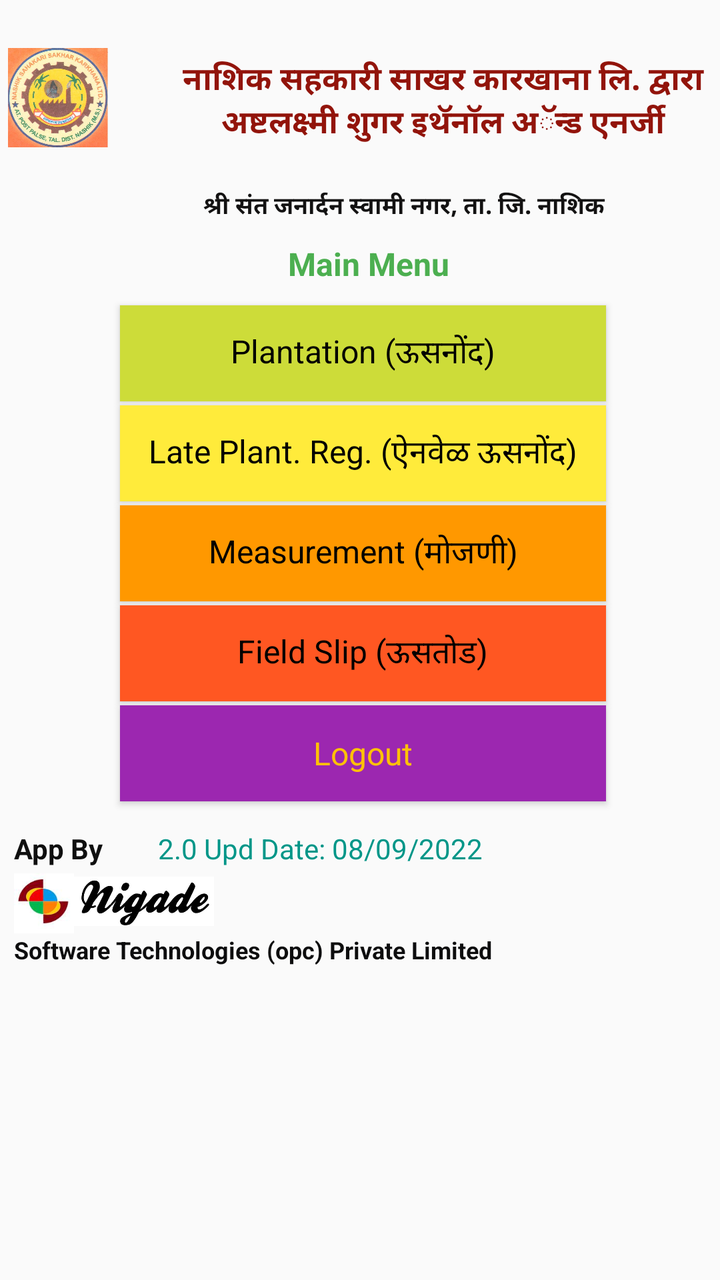
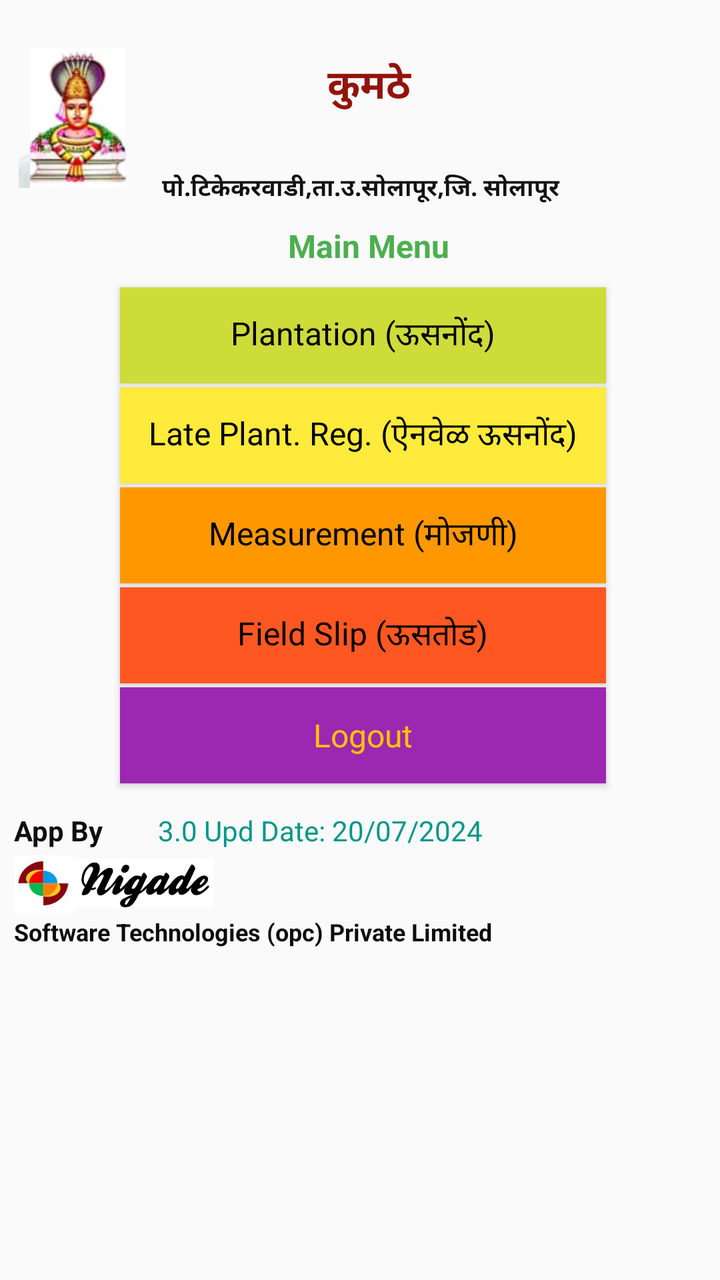

Before-and-after screenshots of an Android layout around one commit, followed by the original layout XML and the change that was made.
<!-- AndroidManifest.xml: application theme AppTheme -->
<!-- res/layout/activity_home.xml -->
<?xml version="1.0" encoding="utf-8"?>
<androidx.constraintlayout.widget.ConstraintLayout xmlns:android="http://schemas.android.com/apk/res/android"
    xmlns:app="http://schemas.android.com/apk/res-auto"
    xmlns:tools="http://schemas.android.com/tools"
    android:layout_width="wrap_content"
    android:layout_height="match_parent"
    tools:context=".home">

    <Button
        android:id="@+id/btnAgriculture2"
        android:layout_width="243dp"
        android:layout_height="48dp"
        android:layout_marginStart="60dp"
        android:layout_marginLeft="60dp"
        android:layout_marginTop="2dp"
        android:background="#FFEB3B"
        android:text="Late Plant. Reg. (ऐनवेळ ऊसनोंद)"
        android:textAppearance="@style/TextAppearance.AppCompat.Display1"
        android:textColor="#000000"
        android:textSize="16sp"
        app:layout_constraintStart_toStartOf="parent"
        app:layout_constraintTop_toBottomOf="@+id/btnAgriculture" />

    <Button
        android:id="@+id/btnLogout"
        android:layout_width="243dp"
        android:layout_height="48dp"
        android:layout_marginStart="60dp"
        android:layout_marginLeft="60dp"
        android:layout_marginTop="2dp"
        android:background="#9C27B0"
        android:text="Logout"
        android:textAppearance="@style/TextAppearance.AppCompat.Display1"
        android:textColor="#FFC107"
        android:textSize="16sp"
        app:layout_constraintStart_toStartOf="parent"
        app:layout_constraintTop_toBottomOf="@+id/btnFieldslip" />

    <Button
        android:id="@+id/btnAgriculture"
        style="@android:style/Widget.Material.Light.Button"
        android:layout_width="243dp"
        android:layout_height="48dp"
        android:layout_marginStart="60dp"
        android:layout_marginLeft="60dp"
        android:layout_marginTop="10dp"
        android:background="#CDDC39"
        android:text="Plantation (ऊसनोंद)"
        android:textAppearance="@style/TextAppearance.AppCompat.Display1"
        android:textColor="#000000"
        android:textSize="16sp"
        app:layout_constraintStart_toStartOf="parent"
        app:layout_constraintTop_toBottomOf="@+id/textView32" />

    <Button
        android:id="@+id/btnFieldslip"
        android:layout_width="243dp"
        android:layout_height="48dp"
        android:layout_marginStart="60dp"
        android:layout_marginLeft="60dp"
        android:layout_marginTop="2dp"
        android:background="#FF5722"
        android:text="Field Slip (ऊसतोड)"
        android:textAppearance="@style/TextAppearance.AppCompat.Display1"
        android:textColor="#000000"
        android:textSize="16sp"
        app:layout_constraintStart_toStartOf="parent"
        app:layout_constraintTop_toBottomOf="@+id/btnMeasurement" />

    <TextView
        android:id="@+id/textView22"
        android:layout_width="221dp"
        android:layout_height="17dp"
        android:layout_marginStart="90dp"
        android:layout_marginLeft="90dp"
        android:layout_marginTop="5dp"
        android:text=" श्री संत जनार्दन स्वामी नगर, ता. जि. नाशिक"
        android:textAlignment="center"
        android:textColor="#131212"
        android:textSize="12sp"
        android:textStyle="bold"
        app:layout_constraintStart_toStartOf="parent"
        app:layout_constraintTop_toBottomOf="@+id/textView13" />

    <ImageView
        android:id="@+id/imageView3"
        android:layout_width="70dp"
        android:layout_height="30dp"
        app:layout_constraintStart_toEndOf="@+id/imageView2"
        app:layout_constraintTop_toBottomOf="@+id/textView21"
        app:srcCompat="@drawable/nigadesoftwaretechnologies_logo" />

    <TextView
        android:id="@+id/textView21"
        android:layout_width="62dp"
        android:layout_height="21dp"
        android:layout_marginStart="7dp"
        android:layout_marginLeft="7dp"
        android:layout_marginTop="14dp"
        android:text="App By "
        android:textAlignment="textStart"
        android:textColor="#0F0F0F"
        android:textSize="14sp"
        android:textStyle="bold"
        app:layout_constraintStart_toStartOf="parent"
        app:layout_constraintTop_toBottomOf="@+id/btnLogout" />

    <TextView
        android:id="@+id/textView20"
        android:layout_width="384dp"
        android:layout_height="23dp"
        android:layout_marginStart="7dp"
        android:text="Software Technologies (opc) Private Limited"
        android:textAlignment="textStart"
        android:textColor="#0D0D0E"
        android:textSize="12sp"
        android:textStyle="bold"
        app:layout_constraintStart_toStartOf="parent"
        app:layout_constraintTop_toBottomOf="@+id/imageView2" />

    <TextView
        android:id="@+id/textView13"
        android:layout_width="319dp"
        android:layout_height="61dp"
        android:layout_marginStart="8dp"
        android:layout_marginTop="28dp"
        android:text="नाशिक सहकारी साखर कारखाना लि. द्वारा अष्टलक्ष्मी शुगर इथॅनॉल अॅन्ड एनर्जी"
        android:textAlignment="center"
        android:textColor="#92140B"
        android:textSize="16sp"
        android:textStyle="bold"
        app:layout_constraintStart_toEndOf="@+id/imageView6"
        app:layout_constraintTop_toTopOf="parent" />

    <Button
        android:id="@+id/btnMeasurement"
        android:layout_width="243dp"
        android:layout_height="48dp"
        android:layout_marginStart="60dp"
        android:layout_marginLeft="60dp"
        android:layout_marginTop="2dp"
        android:background="#FF9800"
        android:text="Measurement (मोजणी)"
        android:textAppearance="@style/TextAppearance.AppCompat.Display1"
        android:textColor="#000000"
        android:textSize="16sp"
        app:layout_constraintStart_toStartOf="parent"
        app:layout_constraintTop_toBottomOf="@+id/btnAgriculture2" />

    <ImageView
        android:id="@+id/imageView2"
        android:layout_width="30dp"
        android:layout_height="30dp"
        android:layout_marginStart="7dp"
        android:layout_marginTop="1dp"
        android:layout_gravity="left"
        android:layout_marginLeft="7dp"
        app:layout_constraintStart_toStartOf="parent"
        app:layout_constraintTop_toBottomOf="@+id/textView21"
        app:srcCompat="@drawable/nigadesoftwaretechnologies_logo_3"/>

    <ImageView
        android:id="@+id/imageView6"
        android:layout_width="50dp"
        android:layout_height="50dp"
        android:layout_marginStart="4dp"
        android:layout_marginTop="24dp"
        android:layout_gravity="left"
        android:layout_marginLeft="7dp"
        app:layout_constraintStart_toStartOf="parent"
        app:layout_constraintTop_toTopOf="parent"
        app:srcCompat="@drawable/kadwalogo"/>

    <TextView
        android:id="@+id/textView31"
        android:layout_width="wrap_content"
        android:layout_height="wrap_content"
        android:layout_marginStart="10dp"
        android:layout_marginLeft="10dp"
        android:layout_marginTop="14dp"
        android:text="2.0 Upd Date: 08/09/2022"
        android:textColor="#009688"
        app:layout_constraintStart_toEndOf="@+id/textView21"
        app:layout_constraintTop_toBottomOf="@+id/btnLogout" />

    <TextView
        android:id="@+id/textView32"
        android:layout_width="wrap_content"
        android:layout_height="wrap_content"
        android:layout_marginStart="144dp"
        android:layout_marginLeft="144dp"
        android:layout_marginTop="10dp"
        android:text="Main Menu"
        android:textColor="#4CAF50"
        android:textSize="16sp"
        android:textStyle="bold"
        app:layout_constraintStart_toStartOf="parent"
        app:layout_constraintTop_toBottomOf="@+id/textView22" />

</androidx.constraintlayout.widget.ConstraintLayout>
<!-- resources referenced by this layout -->
<resources>
  <!-- drawable kadwalogo: jpg bitmap (drawable, 153372 bytes) -->
  <!-- drawable nigadesoftwaretechnologies_logo: jpg bitmap (drawable, 11484 bytes) -->
  <!-- drawable nigadesoftwaretechnologies_logo_3: jpg bitmap (drawable, 2615 bytes) -->
  <style name="AppTheme" parent="Theme.AppCompat.Light.DarkActionBar">
          
          <item name="colorPrimary">@color/colorPrimary</item>
          <item name="colorPrimaryDark">@color/colorPrimaryDark</item>
          <item name="colorAccent">@color/colorAccent</item>
      </style>
  <color name="colorPrimary">#008577</color>
  <color name="colorPrimaryDark">#00574B</color>
  <color name="colorAccent">#D81B60</color>
</resources>

<!-- the commit's change to res/layout/activity_home.xml (unified diff, before → after) -->
@@ -6,6 +6,16 @@
     android:layout_height="match_parent"
     tools:context=".home">
 
+    <ImageView
+        android:id="@+id/imageView4"
+        android:layout_width="70dp"
+        android:layout_height="70dp"
+        android:layout_gravity="left"
+        android:layout_marginTop="24dp"
+        app:layout_constraintTop_toTopOf="parent"
+        app:srcCompat="@drawable/appasaheb"
+        tools:layout_editor_absoluteX="304dp" />
+
     <Button
         android:id="@+id/btnAgriculture2"
         android:layout_width="243dp"
@@ -71,10 +81,10 @@
         android:id="@+id/textView22"
         android:layout_width="221dp"
         android:layout_height="17dp"
-        android:layout_marginStart="90dp"
-        android:layout_marginLeft="90dp"
+        android:layout_marginStart="70dp"
+        android:layout_marginLeft="70dp"
         android:layout_marginTop="5dp"
-        android:text=" श्री संत जनार्दन स्वामी नगर, ता. जि. नाशिक"
+        android:text="पो.टिकेकरवाडी,ता.उ.सोलापूर,जि. सोलापूर"
         android:textAlignment="center"
         android:textColor="#131212"
         android:textSize="12sp"
@@ -120,14 +130,14 @@
 
     <TextView
         android:id="@+id/textView13"
-        android:layout_width="319dp"
-        android:layout_height="61dp"
+        android:layout_width="200dp"
+        android:layout_height="52dp"
         android:layout_marginStart="8dp"
         android:layout_marginTop="28dp"
-        android:text="नाशिक सहकारी साखर कारखाना लि. द्वारा अष्टलक्ष्मी शुगर इथॅनॉल अॅन्ड एनर्जी"
+        android:text=" कुमठे"
         android:textAlignment="center"
         android:textColor="#92140B"
-        android:textSize="16sp"
+        android:textSize="20sp"
         android:textStyle="bold"
         app:layout_constraintStart_toEndOf="@+id/imageView6"
         app:layout_constraintTop_toTopOf="parent" />
@@ -161,8 +171,8 @@
 
     <ImageView
         android:id="@+id/imageView6"
-        android:layout_width="50dp"
-        android:layout_height="50dp"
+        android:layout_width="70dp"
+        android:layout_height="70dp"
         android:layout_marginStart="4dp"
         android:layout_marginTop="24dp"
         android:layout_gravity="left"
@@ -178,7 +188,7 @@
         android:layout_marginStart="10dp"
         android:layout_marginLeft="10dp"
         android:layout_marginTop="14dp"
-        android:text="2.0 Upd Date: 08/09/2022"
+        android:text="3.0 Upd Date: 20/07/2024"
         android:textColor="#009688"
         app:layout_constraintStart_toEndOf="@+id/textView21"
         app:layout_constraintTop_toBottomOf="@+id/btnLogout" />
<!-- resource entries referenced after the edit -->
@@ -1,6 +1,7 @@
 <!-- resources referenced by this layout -->
 <resources>
-  <!-- drawable kadwalogo: jpg bitmap (drawable, 153372 bytes) -->
+  <!-- drawable appasaheb: png bitmap (drawable, 21121 bytes) -->
+  <!-- drawable kadwalogo: jpg bitmap (drawable, 4013 bytes) -->
   <!-- drawable nigadesoftwaretechnologies_logo: jpg bitmap (drawable, 11484 bytes) -->
   <!-- drawable nigadesoftwaretechnologies_logo_3: jpg bitmap (drawable, 2615 bytes) -->
   <style name="AppTheme" parent="Theme.AppCompat.Light.DarkActionBar">
